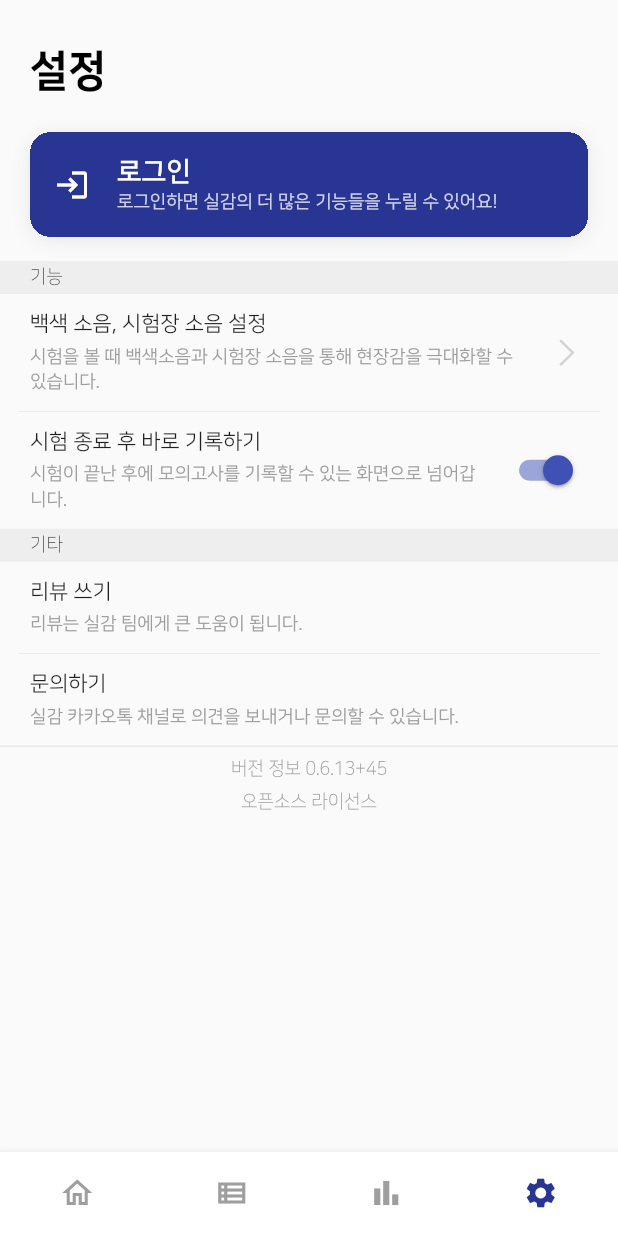
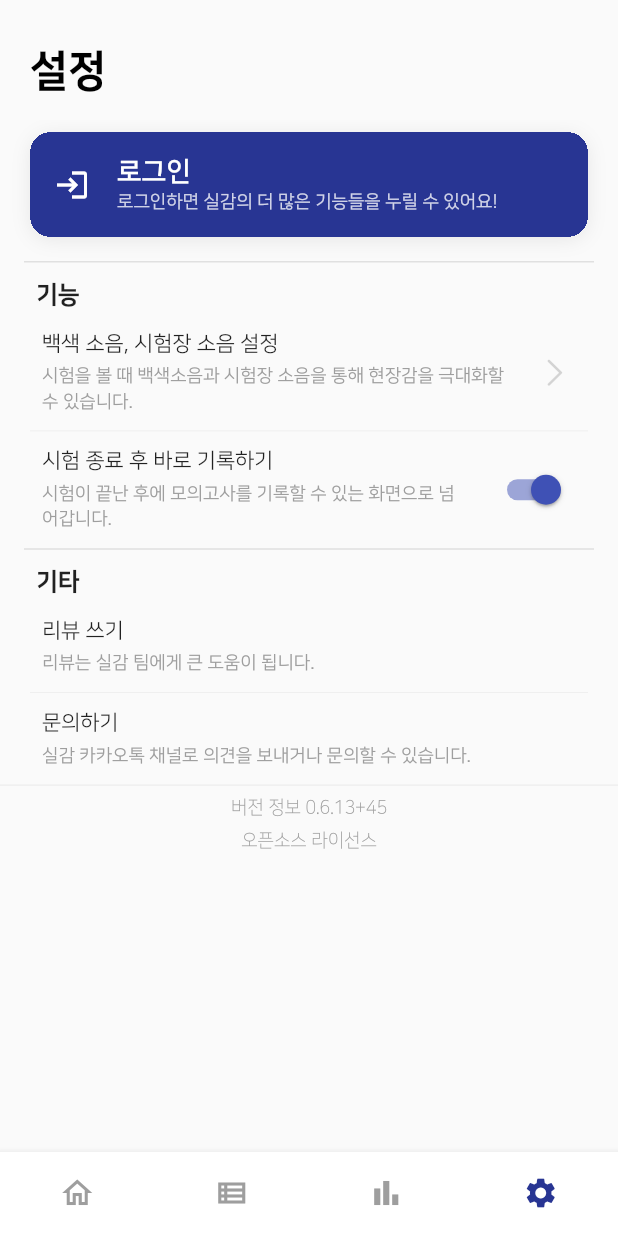
Before and after one commit to silgam/silgam-flutter, a Flutter app: the screen it shows after launch, item 4 of the bottom bar chosen, on a phone screen of 412 x 824 dp. Run offline on Flutter 3.47's test engine with Material 2 defaults, Android fonts, the phone set to English and light mode, and no system bars; our stand-ins replace bloc, cached_network_image, carousel_slider, cloud_firestore, dio, firebase_analytics and 31 more; missing offline and left inert: audio_session, flutter_facebook_auth, in_app_purchase_storekit, kakao_flutter_sdk, mixpanel_flutter, rich_text_controller; accounts and stored records are empty; generated files the repository leaves out were written again; network calls fail; statements that could not run were skipped.

Commit message:
feat: edit settings page design

```diff
--- a/lib/presentation/home_page/settings/setting_tile.dart
+++ b/lib/presentation/home_page/settings/setting_tile.dart
@@ -61,7 +61,7 @@ class _SettingTileState extends State<SettingTile> {
       splashColor: Colors.transparent,
       child: Container(
         padding: EdgeInsets.symmetric(
-          horizontal: 20,
+          horizontal: 28,
           vertical: widget.description == null && widget.preferenceKey == null
               ? 16
               : 12,
--- a/lib/presentation/home_page/settings/settings_view.dart
+++ b/lib/presentation/home_page/settings/settings_view.dart
@@ -245,13 +245,21 @@ class _SettingsViewState extends State<SettingsView> {
 
   Widget _buildSubtitle(String text) {
     return Container(
-      color: Colors.grey.shade200,
-      padding: const EdgeInsets.symmetric(horizontal: 20, vertical: 4),
+      padding: const EdgeInsets.only(left: 8, right: 8, top: 12, bottom: 4),
+      margin: const EdgeInsets.symmetric(horizontal: 16),
+      decoration: BoxDecoration(
+        border: Border(
+          top: BorderSide(
+            color: Colors.grey.shade300,
+            width: 1,
+          ),
+        ),
+      ),
       child: Text(
         text,
         style: const TextStyle(
-          fontSize: 12,
-          fontWeight: FontWeight.w300,
+          fontSize: 16,
+          fontWeight: FontWeight.w900,
         ),
       ),
     );
@@ -414,13 +422,13 @@ class _Divider extends StatelessWidget {
   @override
   Widget build(BuildContext context) {
     double thickness = 0.5;
-    double indent = 12;
+    double indent = 20;
     if (thick) {
       thickness = 0.8;
       indent = 0;
     }
     return Divider(
-      color: Colors.black.withOpacity(0.08),
+      color: Colors.black.withOpacity(0.06),
       height: thickness,
       thickness: thickness,
       indent: indent,
```
